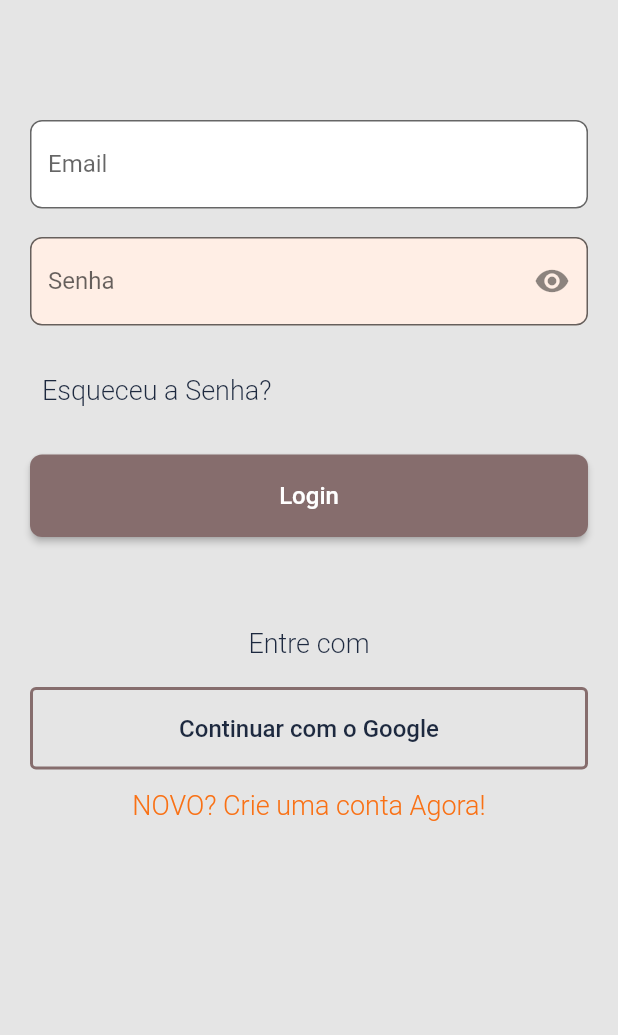
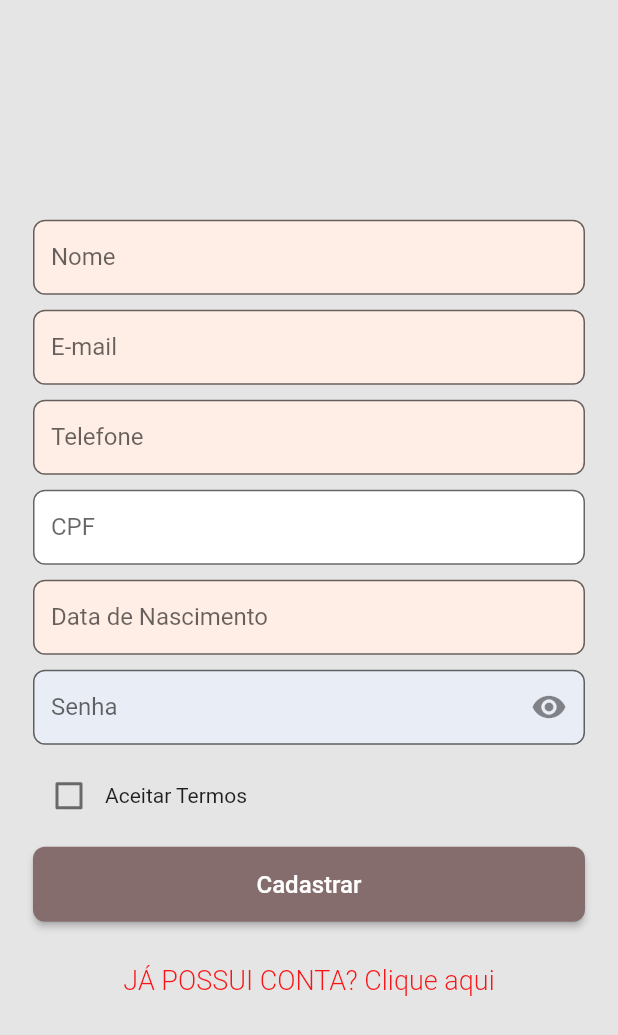
Before and after one commit to Rafa-Alcides/Trance_me, a Flutter app: the screen it shows after launch, after a tap on "NOVO? Crie uma conta Agora!", on a phone screen of 412 x 824 dp. Shown: the top 1035 px of the screen. Run offline on Flutter 3.47's test engine with Material 2 defaults, Android fonts, the phone set to English and light mode, and no system bars; our stand-ins replace mask_text_input_formatter.

Commit message:
Trabalhando com o SignUp

```diff
--- a/trance_me/lib/main.dart
+++ b/trance_me/lib/main.dart
@@ -1,5 +1,5 @@
 import 'package:flutter/material.dart';
-import 'package:trance_me/src/auth/sing_in_screen.dart';
+import 'package:trance_me/src/auth/sign_in_screen.dart';
 import 'package:trance_me/src/config/custom_colors.dart';
 
 void main() {
--- /dev/null
+++ b/trance_me/lib/src/auth/components/custom_checkbox.dart
@@ -0,0 +1,30 @@
+import 'package:flutter/material.dart';
+
+class CustomCheckbox extends StatefulWidget {
+
+  const CustomCheckbox({super.key, required this.value, required this.onChanged});
+
+  final bool value;
+  final ValueChanged<bool?> onChanged;
+
+  @override
+  State<CustomCheckbox> createState() => _CustomCheckboxState();
+}
+
+class _CustomCheckboxState extends State<CustomCheckbox> {
+  @override
+  Widget build(BuildContext context) {
+    return Padding(
+      padding: const EdgeInsets.only(bottom:10),
+      child: Row(
+        children: [
+          Checkbox(
+            value: widget.value,
+            onChanged: widget.onChanged
+          ),
+          const Text("Aceitar Termos")
+        ],
+      ),
+    );
+  }
+}
--- /dev/null
+++ b/trance_me/lib/src/auth/components/custom_eleveted_button.dart
@@ -0,0 +1,36 @@
+import 'package:flutter/material.dart';
+import '../../config/custom_colors.dart';
+
+class CustomElevetedButton extends StatelessWidget {
+
+  final String name;
+
+  const CustomElevetedButton({super.key, required this.name});
+
+  @override
+  Widget build(BuildContext context) {
+
+    return SingleChildScrollView(
+      child: SizedBox(
+        child: Padding(
+          padding: const EdgeInsets.only(bottom: 15),
+          child: SizedBox(
+            height: 50,
+            child: ElevatedButton(
+              onPressed: () {},
+              style: ElevatedButton.styleFrom(
+                shape: RoundedRectangleBorder(
+                  borderRadius: BorderRadius.circular(8)
+                )
+              ),
+              child: Text(name, style: TextStyle(
+                color: CustomColors.customWhite,
+                fontSize: 16
+              ),),
+            )
+          ),
+        ),
+      ),
+    );
+  }
+}
--- /dev/null
+++ b/trance_me/lib/src/auth/components/custom_text_field.dart
@@ -0,0 +1,56 @@
+import 'package:flutter/material.dart';
+import 'package:flutter/services.dart';
+
+class CustonTextField extends StatefulWidget {
+
+  final String labelText;
+  final bool isSecret;
+  final Color filled;
+  final TextInputType? typeKeyboard;
+  final List<TextInputFormatter>? inputFormatters;
+
+  const CustonTextField({super.key, required this.labelText, this.isSecret = false, required this.filled, this.typeKeyboard, this.inputFormatters});
+
+  @override
+  State<CustonTextField> createState() => _CustonTextFieldState();
+}
+
+class _CustonTextFieldState extends State<CustonTextField> {
+
+  bool isObscure = false;
+  double height = 50;
+
+  @override
+  void initState() {
+    super.initState();
+    isObscure = widget.isSecret;
+  }
+
+  @override
+  Widget build(BuildContext context) {
+    return Padding(
+      padding: const EdgeInsets.only(bottom: 10),
+      child: SizedBox(
+        height: height,
+        child: TextFormField(
+          inputFormatters: widget.inputFormatters,
+          keyboardType: widget.typeKeyboard,
+          obscureText: isObscure,
+          decoration: InputDecoration(
+            fillColor: widget.filled,
+            filled: true,
+            suffixIcon: widget.isSecret ? IconButton(onPressed: () {
+              setState(() {
+                isObscure = !isObscure;
+              });
+            }, icon:  Icon(isObscure ? Icons.visibility : Icons.visibility_off),) : null,
+            labelText: widget.labelText,
+            border: OutlineInputBorder(
+              borderRadius: BorderRadius.circular(8)
+            ),
+          ),
+        ),
+      ),
+    );
+  }
+}
--- a/trance_me/lib/src/auth/components/custon_text_field.dart
+++ /dev/null
@@ -1,50 +0,0 @@
-import 'package:flutter/material.dart';
-
-class CustonTextField extends StatefulWidget {
-
-  final String labelText;
-  final bool isSecret;
-  final Color filled;
-
-
-
-  const CustonTextField({super.key, required this.labelText, this.isSecret = false, required this.filled });
-
-  @override
-  State<CustonTextField> createState() => _CustonTextFieldState();
-}
-
-class _CustonTextFieldState extends State<CustonTextField> {
-
-  bool isObscure = false;
-
-  @override
-  void initState() {
-    super.initState();
-
-    isObscure = widget.isSecret;
-  }
-
-  @override
-  Widget build(BuildContext context) {
-    return Padding(
-      padding: const EdgeInsets.only(bottom: 19),
-      child: TextFormField(
-        obscureText: isObscure,
-        decoration: InputDecoration(
-          fillColor: widget.filled,
-          filled: true,
-          suffixIcon: widget.isSecret ? IconButton(onPressed: () {
-            setState(() {
-              isObscure = !isObscure;
-            });
-          }, icon:  Icon(isObscure ? Icons.visibility : Icons.visibility_off),) : null,
-          labelText: widget.labelText,
-          border: OutlineInputBorder(
-            borderRadius: BorderRadius.circular(8)
-          ),
-        ),
-      ),
-    );
-  }
-}
--- /dev/null
+++ b/trance_me/lib/src/auth/sign_in_screen.dart
@@ -0,0 +1,104 @@
+import 'package:flutter/material.dart';
+import 'package:trance_me/src/auth/sign_up_screen.dart';
+import 'package:trance_me/src/config/custom_colors.dart';
+import 'components/custom_eleveted_button.dart';
+import 'components/custom_text_field.dart';
+
+class SingInScreen extends StatelessWidget {
+  const SingInScreen({super.key});
+  @override
+  Widget build(BuildContext context) {
+
+    final size =  MediaQuery.of(context).size;
+
+    return Scaffold(
+      backgroundColor: CustomColors.customBackground,
+      body: SingleChildScrollView(
+        child: SizedBox(
+          height: size.height,
+          width: size.width,
+          child: Padding(
+            padding: const EdgeInsets.symmetric(horizontal: 22),
+            child: Column(
+              crossAxisAlignment: CrossAxisAlignment.stretch,
+              mainAxisAlignment: MainAxisAlignment.center,
+
+              children: [
+                CustonTextField(labelText: "Email", filled: CustomColors.customWhite),
+                CustonTextField(labelText: "Senha", isSecret: true, filled: CustomColors.customInput),
+                //* ESQUECEU A SENHA
+                Padding(
+                  padding: const EdgeInsets.only(bottom: 19),
+                  child: Align(
+                    alignment: Alignment.centerLeft,
+                    child: TextButton(
+                      onPressed: () {},
+                      child: Text("Esqueceu a Senha?", style: TextStyle(
+                        color: CustomColors.customBlackText, fontSize: 18,
+                        fontWeight: FontWeight.w300
+                        ),)
+                    ),
+                  ),
+                ),
+                //*BOTÃO LOGIN
+                const CustomElevetedButton(
+                  name: "Login",
+                ),
+                //* DIVISOR
+                Center(
+                  child: Padding(
+                    padding: const EdgeInsets.only(bottom: 15),
+                    child: Text("Entre com",
+                      style: TextStyle(
+                        color: CustomColors.customBlackText,
+                        fontSize: 18,
+                        fontWeight: FontWeight.w300),
+                      ),
+                  ),
+                ),
+                //* LOGIN GOOGLE
+                //! CUSTOMIZAR BOTAO DE LOGIN GOOGLE
+                Padding(
+                  padding: const EdgeInsets.only(bottom: 15),
+                  child: SizedBox(
+                    height: 50,
+                    child: OutlinedButton(
+                      style: OutlinedButton.styleFrom(
+                        side:  BorderSide(
+                          width: 2,
+                          color: CustomColors.customSwatchColor
+                        )
+                      ),
+                      onPressed: () {},
+                      child: Text("Continuar com o Google", style: TextStyle(
+                        color: CustomColors.customBlackText,
+                        fontSize: 16
+                        ),
+                      ),
+                    ),
+                  ),
+                ),
+                //* CRIAR CONTA
+                TextButton(
+                  onPressed: () {
+                    Navigator.of(context).push(
+                      MaterialPageRoute(
+                        builder: (c) {
+                          return const SignUpScreen();
+                        }
+                      )
+                    );
+                  },
+                  child: Text("NOVO? Crie uma conta Agora!", style: TextStyle(
+                    color:  CustomColors.customText2,
+                    fontSize: 18,
+                    fontWeight: FontWeight.w300),)
+                ),
+              ],
+            ),
+          ),
+        ),
+      ),
+    );
+  }
+}
--- /dev/null
+++ b/trance_me/lib/src/auth/sign_up_screen.dart
@@ -0,0 +1,83 @@
+import 'package:flutter/material.dart';
+import 'package:mask_text_input_formatter/mask_text_input_formatter.dart';
+import 'package:trance_me/src/config/custom_colors.dart';
+
+import 'components/custom_checkbox.dart';
+import 'components/custom_eleveted_button.dart';
+import 'components/custom_text_field.dart';
+
+class SignUpScreen extends StatefulWidget {
+   const SignUpScreen({super.key});
+
+
+
+  @override
+  State<SignUpScreen> createState() => _SignUpScreenState();
+}
+
+class _SignUpScreenState extends State<SignUpScreen> {
+
+  final cpfFormatter = MaskTextInputFormatter(
+    mask: "###.###.###-##",
+    filter: {"#": RegExp(r'[0-9]')}
+  );
+
+  final phoneFormatter = MaskTextInputFormatter(
+    mask: "(##)# ####-####",
+    filter: {"#": RegExp(r'[0-9]')}
+  );
+
+  final dateFormatter = MaskTextInputFormatter(
+    mask: "##/##/####",
+    filter: {"#": RegExp(r'[0-9]')}
+  );
+
+  bool termsCheck = false;
+
+  @override
+  Widget build(BuildContext context) {
+
+    final size = MediaQuery.of(context).size;
+
+    return Scaffold(
+      backgroundColor: CustomColors.customBackground,
+      body: SingleChildScrollView(
+        child: SizedBox(
+          height: size.height,
+          width: size.width,
+          child: Padding(
+            padding: const EdgeInsets.symmetric(horizontal: 22),
+            child: Column(
+              crossAxisAlignment: CrossAxisAlignment.stretch,
+              mainAxisAlignment: MainAxisAlignment.center,
+              children: [
+                CustonTextField(labelText: "Nome", filled: CustomColors.customInput, typeKeyboard: TextInputType.name),
+                CustonTextField(labelText: "E-mail", filled: CustomColors.customInput, typeKeyboard: TextInputType.emailAddress),
+                CustonTextField(labelText: "Telefone", filled: CustomColors.customInput, typeKeyboard: TextInputType.phone, inputFormatters: [phoneFormatter],),
+                CustonTextField(labelText: "CPF", filled: CustomColors.customWhite, typeKeyboard: TextInputType.number, inputFormatters: [cpfFormatter]),
+                CustonTextField(labelText: "Data de Nascimento", filled: CustomColors.customInput, typeKeyboard: TextInputType.number, inputFormatters: [dateFormatter]),
+                CustonTextField(labelText: "Senha", filled: CustomColors.customGrey, isSecret: true, typeKeyboard: TextInputType.text),
+                CustomCheckbox(
+                  value: termsCheck,
+                  onChanged: ((value) => setState(() {
+                    termsCheck = value!;
+                  })),
+                ),
+                const CustomElevetedButton(name: "Cadastrar",),
+                TextButton(
+                  onPressed: () {
+                    Navigator.of(context).pop();
+                  },
+                  child: Text("JÁ POSSUI CONTA? Clique aqui", style: TextStyle(
+                    color:  CustomColors.customText4,
+                    fontSize: 18,
+                    fontWeight: FontWeight.w300),)
+                ),
+              ],
+            ),
+          ),
+        ),
+      ),
+    );
+  }
+}
--- a/trance_me/lib/src/auth/sing_in_screen.dart
+++ /dev/null
@@ -1,106 +0,0 @@
-import 'package:flutter/material.dart';
-import 'package:trance_me/src/config/custom_colors.dart';
-import 'components/custon_text_field.dart';
-
-class SingInScreen extends StatelessWidget {
-  const SingInScreen({super.key});
-  @override
-  Widget build(BuildContext context) {
-    return Scaffold(
-      backgroundColor: CustomColors.customBackground,
-      body: Column(
-        children: [
-          Expanded(child: Container(
-            padding: const EdgeInsets.only(
-                left: 20,
-                right: 20,
-                top: 80
-              ),
-              child: SingleChildScrollView(
-                child: Column(
-                  crossAxisAlignment: CrossAxisAlignment.stretch,
-                  children: [
-                    //* CAMPOS
-                    CustonTextField(labelText: "Email", filled: CustomColors.customWhite),
-                    CustonTextField(labelText: "Senha", isSecret: true, filled: CustomColors.customInput),
-                    //* ESQUECEU A SENHA
-                    Padding(
-                      padding: const EdgeInsets.only(bottom: 19),
-                      child: Align(
-                        alignment: Alignment.centerLeft,
-                        child: TextButton(
-                          onPressed: () {},
-                          child: Text("Esqueceu a Senha?", style: TextStyle(
-                            color: CustomColors.customBlackText, fontSize: 18,
-                            fontWeight: FontWeight.w300
-                            ),)
-                        ),
-                      ),
-                    ),
-                    //*BOTÃO LOGIN
-                    SizedBox(
-                      height: 55,
-                      child: ElevatedButton(
-                        onPressed: () {},
-                        style: ElevatedButton.styleFrom(
-                          shape: RoundedRectangleBorder(
-                            borderRadius: BorderRadius.circular(8)
-                          )
-                        ),
-                        child: Text("Login", style: TextStyle(
-                          color: CustomColors.customWhite,
-                          fontSize: 16
-                          ),),
-                      )
-                    ),
-                    const SizedBox(
-                      height: 60,
-                    ),
-                    //* DIVISOR
-                    Center(
-                      child: Padding(
-                        padding: const EdgeInsets.only(bottom: 19),
-                        child: Text("Entre com",
-                          style: TextStyle(
-                            color: CustomColors.customBlackText,
-                            fontSize: 18,
-                            fontWeight: FontWeight.w300),
-                          ),
-                      ),
-                    ),
-                    //* LOGIN GOOGLE
-                    //! CUSTOMIZAR BOTAO DE LOGIN GOOGLE
-                    SizedBox(
-                      height: 55,
-                      child: OutlinedButton(
-                        style: OutlinedButton.styleFrom(
-                          side:  BorderSide(
-                            width: 2,
-                            color: CustomColors.customSwatchColor
-                          )
-                        ),
-                        onPressed: () {},
-                        child: Text("Continuar com o Google", style: TextStyle(
-                          color: CustomColors.customBlackText,
-                          fontSize: 16
-                          ),),
-                      ),
-                    ),
-                    //* CRIAR CONTA
-                    TextButton(
-                      onPressed: () {},
-                      child: Text("NOVO? Crie uma conta Agora!", style: TextStyle(
-                        color:  CustomColors.customText2,
-                        fontSize: 18,
-                        fontWeight: FontWeight.w300),)
-                    ),
-                  ],
-                ),
-              ),
-            ),
-          ),
-        ],
-      ),
-    );
-  }
-}
--- a/trance_me/lib/src/config/custom_colors.dart
+++ b/trance_me/lib/src/config/custom_colors.dart
@@ -25,6 +25,7 @@ abstract class CustomColors {
   static Color customText4 = const Color(0xFFF91515);
   static Color customWhite = const Color(0xFFFFFFFF);
   static Color customBlackText = const Color(0xFF1D293F);
+  static Color customGrey = const Color(0xFFE9EDF5);
 
   static MaterialColor customSwatchColor = MaterialColor(
     0xFF866D6D,
--- a/trance_me/pubspec.yaml
+++ b/trance_me/pubspec.yaml
@@ -36,6 +36,7 @@ dependencies:
   # The following adds the Cupertino Icons font to your application.
   # Use with the CupertinoIcons class for iOS style icons.
   cupertino_icons: ^1.0.2
+  mask_text_input_formatter: ^2.4.0
 
 dev_dependencies:
   flutter_test:
```
Also changed, not shown: trance_me/pubspec.lock.
